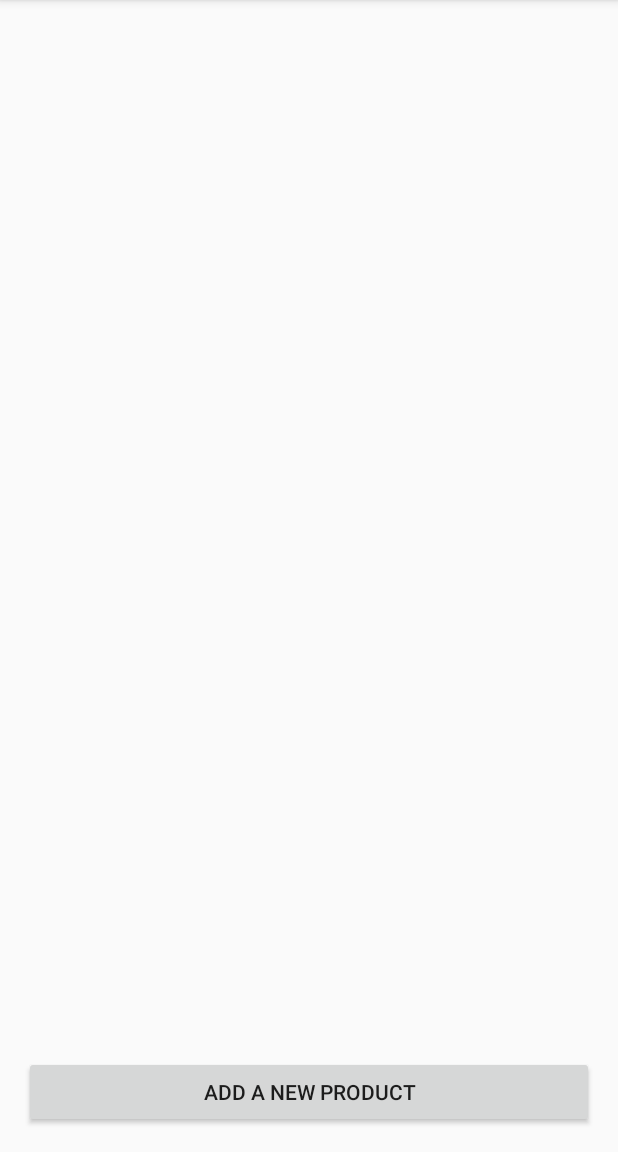
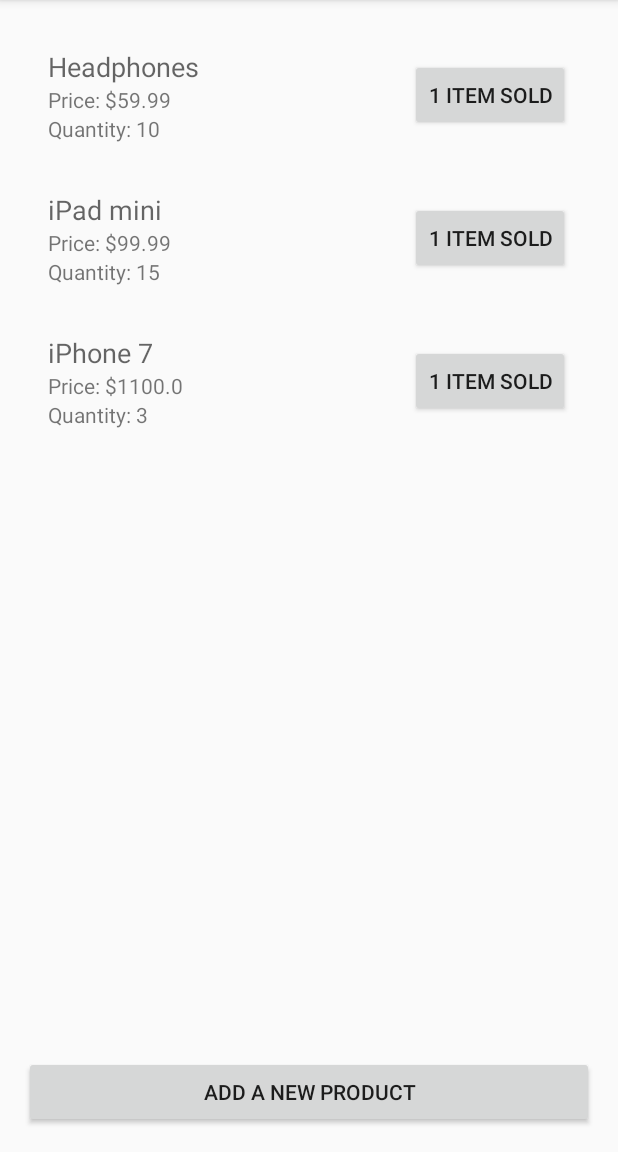
Before and after one commit to sprejjs/InventoryTracking, an Android app: the screen it shows after launch (MainActivity), on a phone screen of 412 x 824 dp, the part 84-1236 px from its top. Run offline under Robolectric (Android 15) with nearby library versions, the phone set to English and light mode, and no system bars; our stand-ins replace ButterKnife.

Commit message:
Adds and populates the RecyclerView

```diff
--- a/app/src/main/java/com/spreys/inventorytracking/MainActivity.java
+++ b/app/src/main/java/com/spreys/inventorytracking/MainActivity.java
@@ -1,13 +1,79 @@
 package com.spreys.inventorytracking;
 
+import android.content.Context;
 import android.support.v7.app.AppCompatActivity;
 import android.os.Bundle;
+import android.support.v7.widget.LinearLayoutManager;
+import android.support.v7.widget.RecyclerView;
+import android.view.LayoutInflater;
+import android.view.View;
+import android.view.ViewGroup;
+import android.widget.TextView;
+
+import com.spreys.inventorytracking.data.MockDataProvider;
+import com.spreys.inventorytracking.data.Product;
+
+import java.util.List;
+
+import butterknife.BindView;
+import butterknife.ButterKnife;
 
 public class MainActivity extends AppCompatActivity {
+
+    @BindView(R.id.activity_main_recycler_view)
+    RecyclerView recyclerView;
 
     @Override
     protected void onCreate(Bundle savedInstanceState) {
         super.onCreate(savedInstanceState);
         setContentView(R.layout.activity_main);
+
+        ButterKnife.bind(this);
+
+        recyclerView.setLayoutManager(new LinearLayoutManager(this));
+        recyclerView.setAdapter(new ProductsAdapter(MockDataProvider.GetMockData(), this));
+    }
+
+    class ProductsAdapter extends RecyclerView.Adapter<ProductsAdapter.ViewHolder> {
+        private List<Product> products;
+        private Context context;
+
+        public ProductsAdapter(List<Product> products, Context context) {
+            this.products = products;
+            this.context = context;
+        }
+
+
+        @Override public ProductsAdapter.ViewHolder onCreateViewHolder(ViewGroup parent, int viewType) {
+            return new ViewHolder(LayoutInflater.from(context).inflate(R.layout.product_item, parent, false));
+        }
+
+        @Override public void onBindViewHolder(ProductsAdapter.ViewHolder holder, int position) {
+            Product product = products.get(position);
+
+            holder.title.setText(product.getName());
+            holder.quantity.setText(product.getQuantityDescription());
+            holder.price.setText(product.getPriceDescription());
+        }
+
+        @Override public int getItemCount() {
+            return products.size();
+        }
+
+        class ViewHolder extends RecyclerView.ViewHolder {
+            @BindView(R.id.product_item_title)
+            public TextView title;
+
+            @BindView(R.id.product_item_price)
+            public TextView price;
+
+            @BindView(R.id.product_item_quantity)
+            public TextView quantity;
+
+            public ViewHolder(View view) {
+                super(view);
+                ButterKnife.bind(this, view);
+            }
+        }
     }
 }
--- a/app/src/main/java/com/spreys/inventorytracking/data/Product.java
+++ b/app/src/main/java/com/spreys/inventorytracking/data/Product.java
@@ -26,4 +26,12 @@ public class Product {
     public double getPrice() {
         return this.price;
     }
+
+    public String getQuantityDescription() {
+        return "Quantity: " + this.quantity;
+    }
+
+    public String getPriceDescription() {
+        return "Price: $" + this.price;
+    }
 }
--- a/app/src/main/res/layout/activity_main.xml
+++ b/app/src/main/res/layout/activity_main.xml
@@ -13,7 +13,7 @@
     tools:context="com.spreys.inventorytracking.MainActivity">
 
     <android.support.v7.widget.RecyclerView
-        android:id="@+id/activity_book_listing_recycler_view"
+        android:id="@+id/activity_main_recycler_view"
         android:layout_weight="1"
         android:layout_width="match_parent"
         android:layout_height="0dp" />
--- a/app/src/main/res/layout/product_item.xml
+++ b/app/src/main/res/layout/product_item.xml
@@ -1,30 +1,32 @@
 <?xml version="1.0" encoding="utf-8"?>
 <LinearLayout xmlns:android="http://schemas.android.com/apk/res/android"
               xmlns:tools="http://schemas.android.com/tools"
+              android:layout_width="match_parent"
+              android:layout_height="wrap_content"
               android:orientation="horizontal"
-              android:padding="16dp"
-              android:layout_width="match_parent"
-              android:layout_height="wrap_content">
+              android:padding="16dp">
 
     <LinearLayout
+        android:layout_width="0dp"
+        android:layout_height="wrap_content"
         android:layout_weight="1"
-        android:layout_width="0dp"
-        android:orientation="vertical"
-        android:layout_height="wrap_content">
+        android:orientation="vertical">
 
         <TextView
             android:id="@+id/product_item_title"
-            android:textAppearance="?android:textAppearanceMedium"
             android:layout_width="wrap_content"
             android:layout_height="wrap_content"
+            android:textAppearance="?android:textAppearanceMedium"
             tools:text="Beats headphones"/>
 
         <TextView
+            android:id="@+id/product_item_price"
             android:layout_width="wrap_content"
             android:layout_height="wrap_content"
             tools:text="Price: $156.00"/>
 
         <TextView
+            android:id="@+id/product_item_quantity"
             android:layout_width="wrap_content"
             android:layout_height="wrap_content"
             tools:text="Quantity: 15"/>
@@ -32,10 +34,10 @@
     </LinearLayout>
 
     <Button
-        android:layout_gravity="center_vertical"
         android:id="@+id/product_item_track_sale_button"
         android:layout_width="wrap_content"
         android:layout_height="wrap_content"
+        android:layout_gravity="center_vertical"
         android:text="@string/btn_track_sale"/>
 
 </LinearLayout>
```
